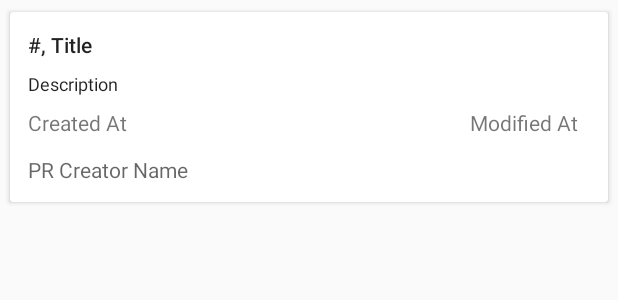
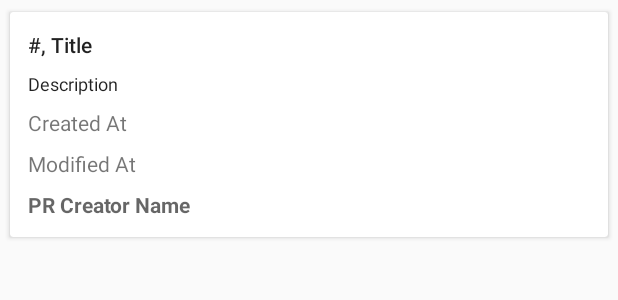
Before and after one commit to amanjain08/PullRequestViewer, an Android app: the layout pull_request_items.xml on its own in the app's theme, with its tools: preview values and no code run, on a phone screen of 412 x 824 dp. Shown: the top 300 px of the screen. Run offline under Robolectric (Android 15) with nearby library versions, the phone set to English and light mode, and no system bars; network calls fail.

Commit message:
Updates title name style

```diff
--- a/app/src/main/res/layout/pull_request_items.xml
+++ b/app/src/main/res/layout/pull_request_items.xml
@@ -56,12 +56,12 @@
             android:id="@+id/updated_at"
             android:layout_width="wrap_content"
             android:layout_height="wrap_content"
-            android:layout_marginEnd="16dp"
-            android:layout_marginRight="16dp"
+            android:layout_marginLeft="8dp"
+            android:layout_marginStart="8dp"
             android:layout_marginTop="8dp"
             android:text="Modified At"
-            app:layout_constraintEnd_toEndOf="parent"
-            app:layout_constraintTop_toBottomOf="@+id/body" />
+            app:layout_constraintStart_toStartOf="parent"
+            app:layout_constraintTop_toBottomOf="@+id/created_at" />
 
         <TextView
             android:id="@+id/name"
@@ -70,10 +70,11 @@
             android:layout_marginBottom="8dp"
             android:layout_marginLeft="8dp"
             android:layout_marginStart="8dp"
-            android:layout_marginTop="12dp"
+            android:layout_marginTop="8dp"
             android:hint="PR Creator Name"
+            android:textStyle="bold"
             app:layout_constraintBottom_toBottomOf="parent"
             app:layout_constraintStart_toStartOf="parent"
-            app:layout_constraintTop_toBottomOf="@+id/created_at" />
+            app:layout_constraintTop_toBottomOf="@+id/updated_at" />
     </android.support.constraint.ConstraintLayout>
 </android.support.v7.widget.CardView>
```
